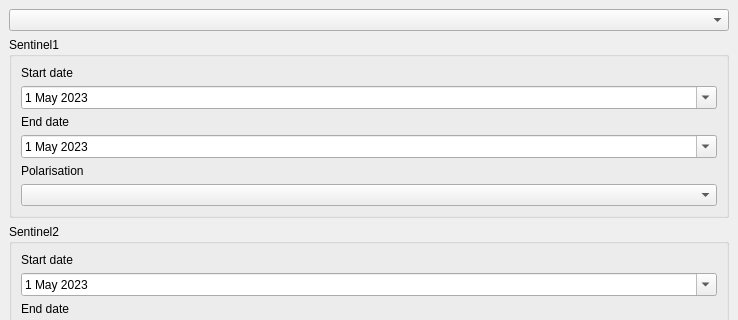
The window that sentinel_wms_dockwidget_base.ui (bojas144/sentinel_wms) describes before a commit, drawn with Qt 5; both pictures show x 0 to 738 and y 0 to 320 of the 738 by 949 pixel window.
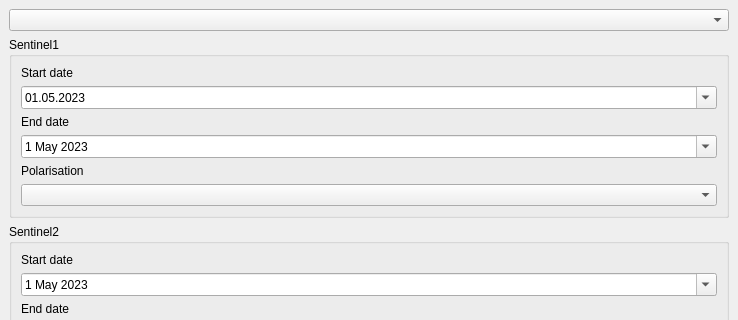
The same window after the commit. Icons and pictures are not drawn. Custom widgets are drawn as their Qt base class.

Commit message: checking if proj crs is available, getmaps crs from gb

The edit to the form file:
```diff
--- a/sentinel_wms_dockwidget_base.ui
+++ b/sentinel_wms_dockwidget_base.ui
@@ -43,9 +43,9 @@
         <widget class="QDateEdit" name="s1StartDate">
          <property name="minimumDateTime">
           <datetime>
-           <hour>23</hour>
-           <minute>59</minute>
-           <second>59</second>
+           <hour>0</hour>
+           <minute>0</minute>
+           <second>0</second>
            <year>2023</year>
            <month>5</month>
            <day>1</day>
@@ -58,6 +58,9 @@
            <day>5</day>
           </date>
          </property>
+         <property name="displayFormat">
+          <string notr="true">dd.MM.yyyy</string>
+         </property>
          <property name="calendarPopup">
           <bool>true</bool>
          </property>
```
Left out of the diff: 34 changed lines with no effect on the pictures. The commit also changes 1 other file.
